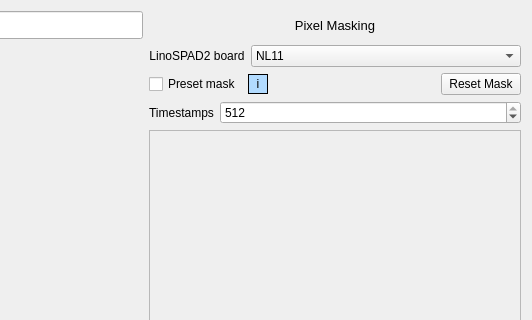
First picture: the form in graphic/ui/LiveTimestamps_tab_c.ui, repository rngKomorebi/daplis-rtp, before the edit; both pictures show x 368 to 900 and y 0 to 320 of the 900 by 560 pixel window.
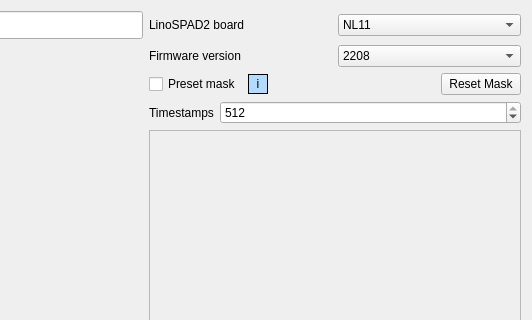
Second picture: the form after the edit.

```diff
--- a/graphic/ui/LiveTimestamps_tab_c.ui
+++ b/graphic/ui/LiveTimestamps_tab_c.ui
@@ -20,33 +20,6 @@
    <string>Form</string>
   </property>
   <layout class="QGridLayout" name="gridLayout">
-   <item row="0" column="3">
-    <widget class="QLabel" name="label_pixelMasking">
-     <property name="font">
-      <font>
-       <pointsize>10</pointsize>
-      </font>
-     </property>
-     <property name="autoFillBackground">
-      <bool>true</bool>
-     </property>
-     <property name="frameShape">
-      <enum>QFrame::NoFrame</enum>
-     </property>
-     <property name="frameShadow">
-      <enum>QFrame::Plain</enum>
-     </property>
-     <property name="text">
-      <string>Pixel Masking</string>
-     </property>
-     <property name="textFormat">
-      <enum>Qt::PlainText</enum>
-     </property>
-     <property name="alignment">
-      <set>Qt::AlignCenter</set>
-     </property>
-    </widget>
-   </item>
    <item row="0" column="2">
     <widget class="QLineEdit" name="lineEdit_browse">
      <property name="minimumSize">
@@ -446,34 +419,6 @@
      </property>
     </widget>
    </item>
-   <item row="1" column="3">
-    <layout class="QFormLayout" name="formLayout_2">
-     <item row="0" column="0">
-      <widget class="QLabel" name="label_comboBox_mask">
-       <property name="text">
-        <string>LinoSPAD2 board</string>
-       </property>
-       <property name="alignment">
-        <set>Qt::AlignCenter</set>
-       </property>
-      </widget>
-     </item>
-     <item row="0" column="1">
-      <widget class="QComboBox" name="comboBox_mask">
-       <item>
-        <property name="text">
-         <string>NL11</string>
-        </property>
-       </item>
-       <item>
-        <property name="text">
-         <string>A5</string>
-        </property>
-       </item>
-      </widget>
-     </item>
-    </layout>
-   </item>
    <item row="1" column="0" rowspan="8" colspan="3">
     <widget class="QWidget" name="widget_figure" native="true">
      <property name="sizePolicy">
@@ -490,6 +435,65 @@
      </property>
     </widget>
    </item>
+   <item row="0" column="3">
+    <layout class="QHBoxLayout" name="horizontalLayout_3">
+     <item>
+      <widget class="QLabel" name="label_comboBox_mask">
+       <property name="text">
+        <string>LinoSPAD2 board</string>
+       </property>
+       <property name="alignment">
+        <set>Qt::AlignLeading|Qt::AlignLeft|Qt::AlignVCenter</set>
+       </property>
+      </widget>
+     </item>
+     <item>
+      <widget class="QComboBox" name="comboBox_mask">
+       <item>
+        <property name="text">
+         <string>NL11</string>
+        </property>
+       </item>
+       <item>
+        <property name="text">
+         <string>A5</string>
+        </property>
+       </item>
+      </widget>
+     </item>
+    </layout>
+   </item>
+   <item row="1" column="3">
+    <layout class="QHBoxLayout" name="horizontalLayout_4">
+     <property name="bottomMargin">
+      <number>0</number>
+     </property>
+     <item>
+      <widget class="QLabel" name="label_FW">
+       <property name="text">
+        <string>Firmware version</string>
+       </property>
+       <property name="alignment">
+        <set>Qt::AlignLeading|Qt::AlignLeft|Qt::AlignVCenter</set>
+       </property>
+      </widget>
+     </item>
+     <item>
+      <widget class="QComboBox" name="comboBox_FW">
+       <item>
+        <property name="text">
+         <string>2208</string>
+        </property>
+       </item>
+       <item>
+        <property name="text">
+         <string>2212b</string>
+        </property>
+       </item>
+      </widget>
+     </item>
+    </layout>
+   </item>
   </layout>
  </widget>
  <resources/>
```
